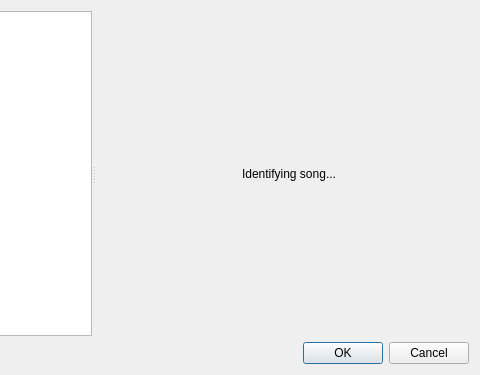
clementine-player/Clementine, file src/ui/trackselectiondialog.ui: the form before one commit; both pictures show x 293 to 773 and y 0 to 375 of the 773 by 375 pixel window.
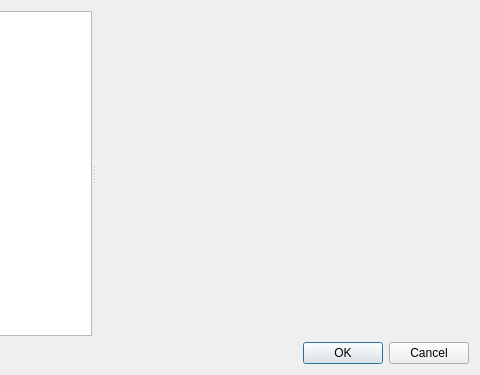
The form after the commit. The open tabs and pages were chosen to show the change. Icons and pictures are not drawn. Custom widgets are drawn as their Qt base class.

Commit message: Remove the dependencies on libtunepimp, libofa, libmusicbrainz.  Use the gstreamer ofa plugin instead to fingerprint songs.

What changed in the file:
```diff
--- a/src/ui/trackselectiondialog.ui
+++ b/src/ui/trackselectiondialog.ui
@@ -74,7 +74,7 @@
           <item>
            <widget class="QLabel" name="label_3">
             <property name="text">
-             <string>Identifying song...</string>
+             <string/>
             </property>
            </widget>
           </item>
```
Left out of the diff: 4 changed lines with no effect on the pictures. The commit also changes 18 other files.
